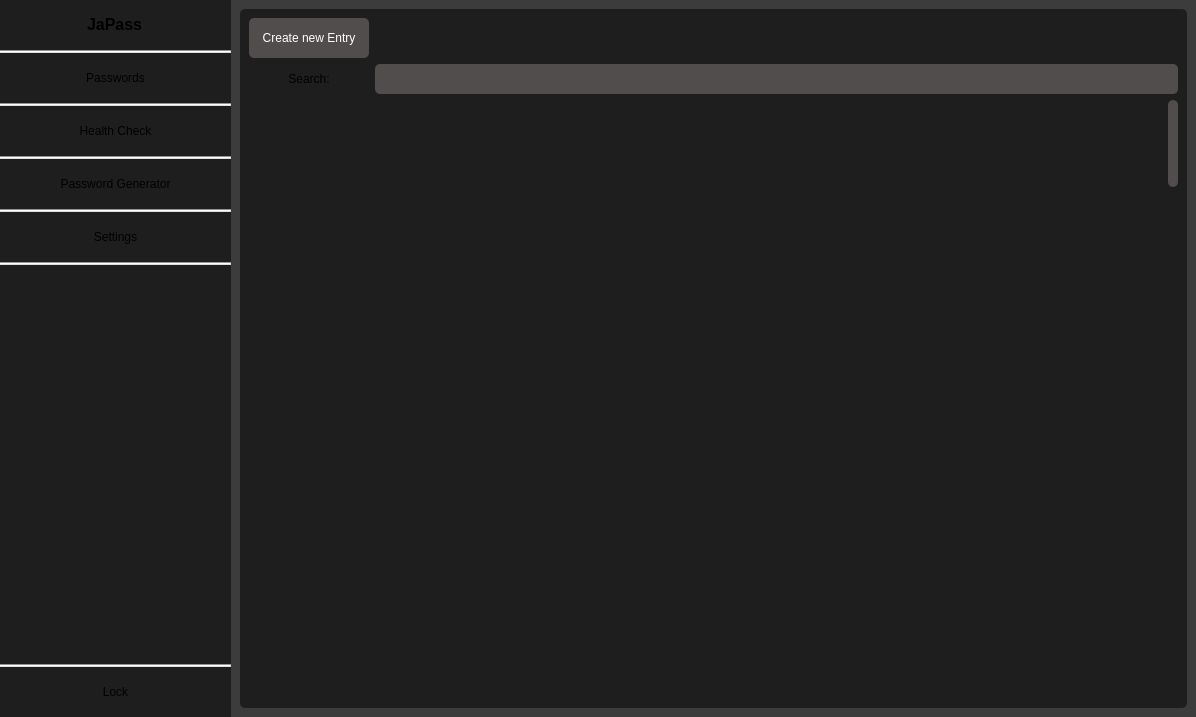
Old version of the form PasswordManager/ui/mainwindow.ui in the repository Jatogame/PasswordManager.
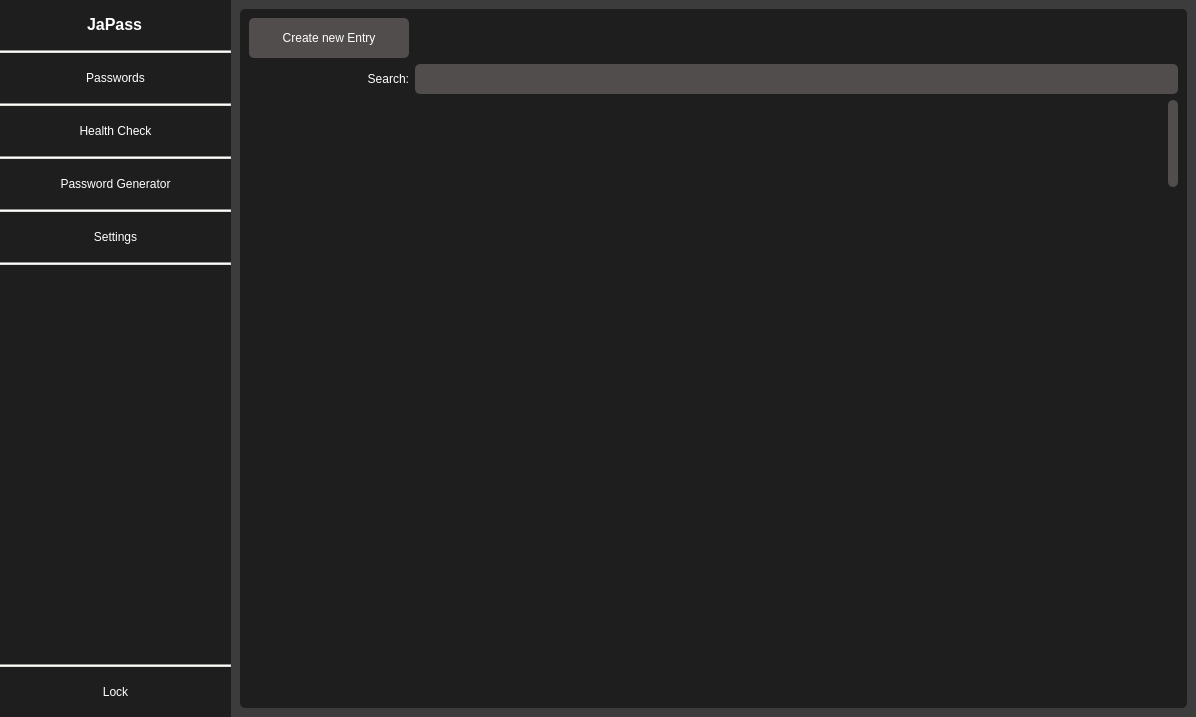
New version of the form. The open tabs and pages were chosen to show the change.

Commit message: handled Bug on healthcheck-page, minor UI improvements

```diff
--- a/PasswordManager/ui/mainwindow.ui
+++ b/PasswordManager/ui/mainwindow.ui
@@ -25,6 +25,11 @@
   <property name="windowTitle">
    <string notr="true">JaPass</string>
   </property>
+  <property name="styleSheet">
+   <string notr="true">QLabel, QCheckBox, QLineEdit, QPushButton, QTextEdit {
+    color: white;
+}</string>
+  </property>
   <widget class="QWidget" name="centralwidget">
    <property name="enabled">
     <bool>true</bool>
@@ -678,13 +683,13 @@
                </property>
                <property name="minimumSize">
                 <size>
-                 <width>120</width>
+                 <width>160</width>
                  <height>40</height>
                 </size>
                </property>
                <property name="maximumSize">
                 <size>
-                 <width>120</width>
+                 <width>160</width>
                  <height>40</height>
                 </size>
                </property>
@@ -725,7 +730,7 @@
                  </property>
                  <property name="minimumSize">
                   <size>
-                   <width>120</width>
+                   <width>160</width>
                    <height>30</height>
                   </size>
                  </property>
@@ -733,7 +738,7 @@
                   <string>Search:</string>
                  </property>
                  <property name="alignment">
-                  <set>Qt::AlignmentFlag::AlignCenter</set>
+                  <set>Qt::AlignmentFlag::AlignRight|Qt::AlignmentFlag::AlignTrailing|Qt::AlignmentFlag::AlignVCenter</set>
                  </property>
                 </widget>
                </item>
```
Left out of the diff: 2 changed lines with no effect on the pictures. The commit also changes 1 other file.
